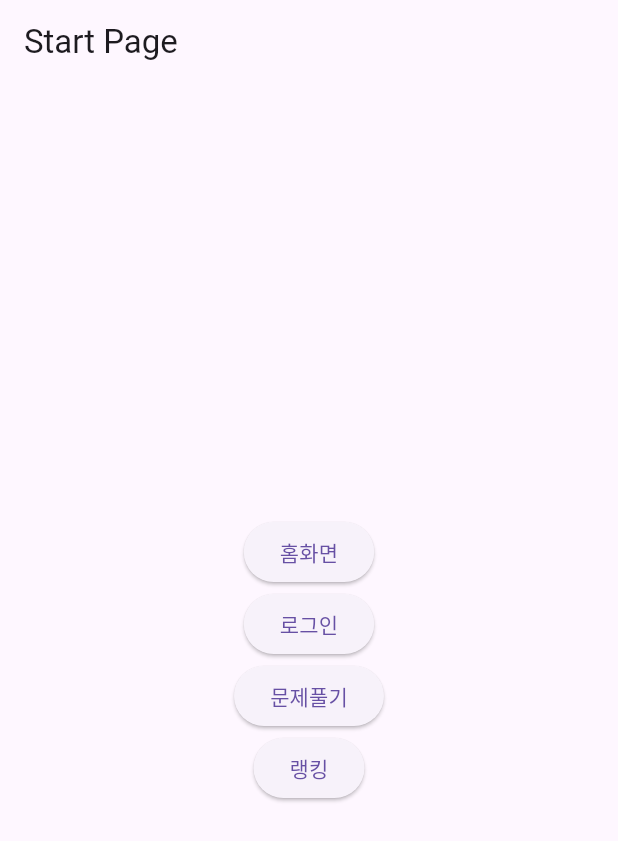
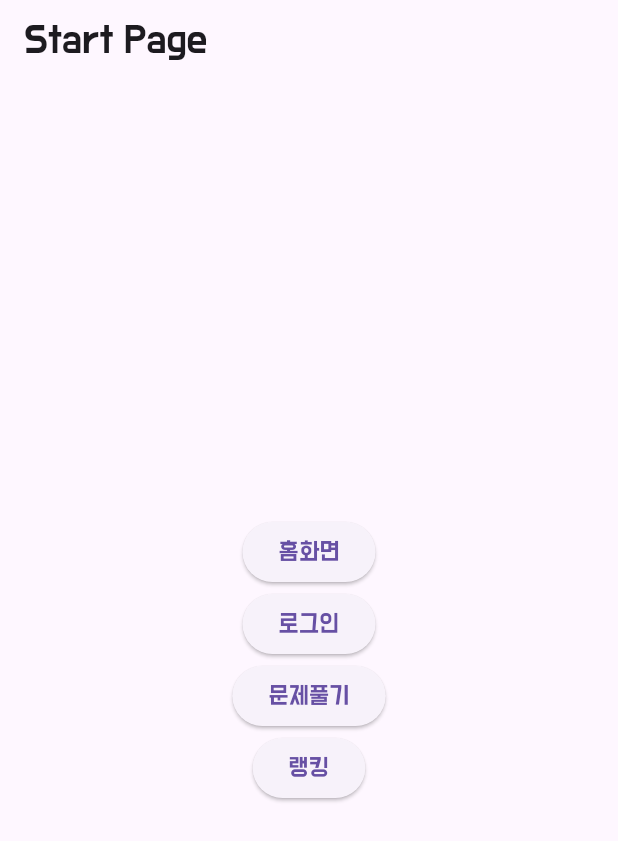
Before and after one commit to SungJuyeon/runner, a Flutter app: the screen it shows after launch, on a phone screen of 412 x 824 dp. Shown: the top 841 px of the screen. Run offline on Flutter 3.47's test engine with Material 3 defaults, Android fonts, the phone set to English and light mode, and no system bars.

Commit message:
폰트 지정

```diff
--- a/lib/main.dart
+++ b/lib/main.dart
@@ -1,6 +1,7 @@
 import 'package:flutter/material.dart';
 import 'pages/temp_startPage.dart';
 import 'pages/ranking_page.dart';
+import 'pages/home.dart';
 
 void main() {
   runApp(MyApp());
@@ -12,12 +13,15 @@ class MyApp extends StatelessWidget {
     return MaterialApp(
       title: 'Multi-Page App',
       theme: ThemeData(
+        fontFamily: 'dohyeon', // 전체 폰트 지정
         primarySwatch: Colors.blue,
       ),
+      themeMode: ThemeMode.system,
       initialRoute: '/',
       routes: {
         '/': (context) => temp_startPage(),
         '/ranking': (context) => ranking_page(),
+        '/home': (context) => HomePage(),
       },
     );
   }
```
